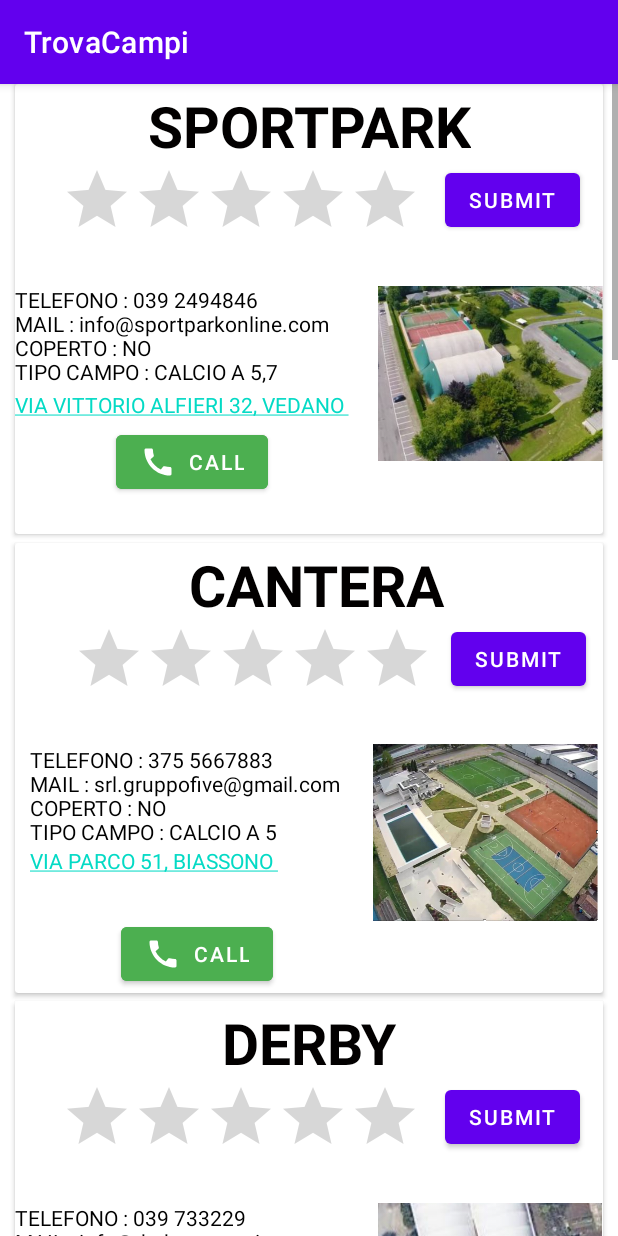
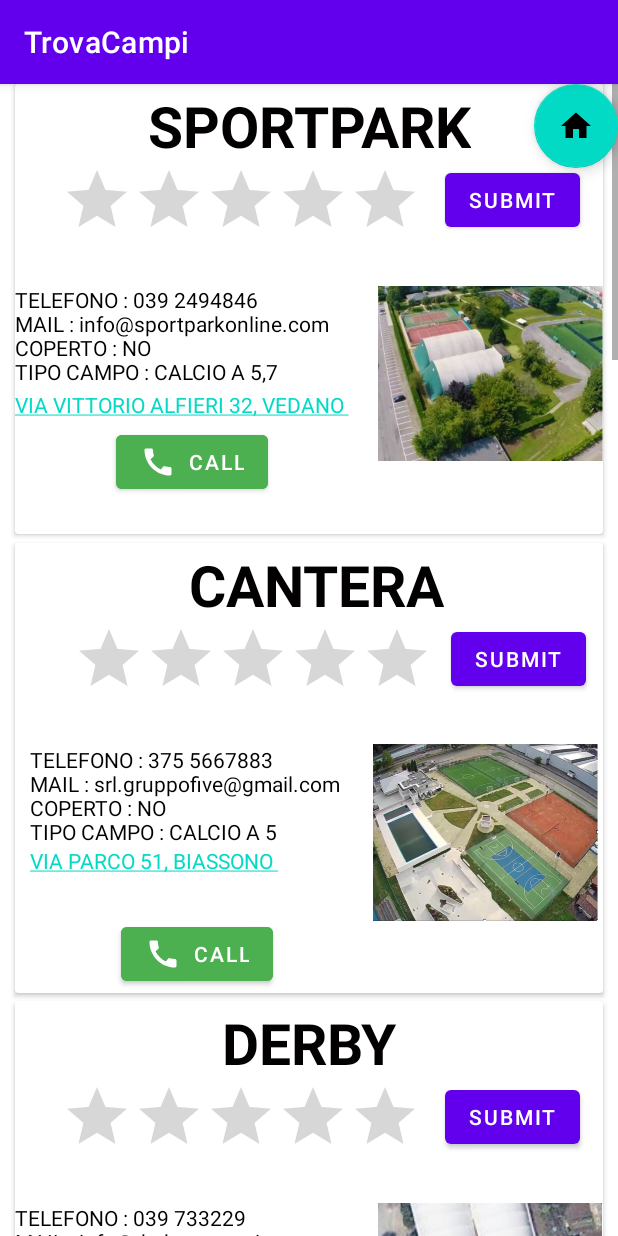
Before and after one commit to tsankaris/TrovaCampi, an Android app: the Calcio_activity screen opened directly, with no data from a screen before it, on a phone screen of 412 x 824 dp. Run offline under Robolectric (Android 15) with nearby library versions, the phone set to English and light mode, and no system bars; our stand-ins replace Firebase (no records; nobody signed in at launch, a user with empty details on screens opened directly).

Commit message:
rating finale2.0

```diff
--- a/app/src/main/java/it/sal/disco/unimib/trovacampi/Calcio_activity.java
+++ b/app/src/main/java/it/sal/disco/unimib/trovacampi/Calcio_activity.java
@@ -13,6 +13,7 @@ import android.widget.Toast;
 
 import androidx.appcompat.app.AppCompatActivity;
 
+import com.google.android.material.floatingactionbutton.FloatingActionButton;
 import com.google.firebase.auth.FirebaseAuth;
 import com.google.firebase.auth.FirebaseUser;
 import com.google.firebase.database.DatabaseReference;
@@ -25,7 +26,7 @@ import java.util.List;
 public class Calcio_activity extends AppCompatActivity {
 
 
-
+FloatingActionButton button4 ;
     List<Double> Rating = new ArrayList<>();
     @Override
     protected void onCreate(Bundle savedInstanceState) {
@@ -33,7 +34,13 @@ public class Calcio_activity extends AppCompatActivity {
         setContentView(R.layout.activity_calcio);
 
 
-
+        button4 = findViewById(R.id.home);
+        button4.setOnClickListener(new View.OnClickListener() {
+            @Override
+            public void onClick(View v) {
+                startActivity(new Intent(getApplicationContext(), login.class));
+            }
+        });
          RatingBar ratingbar1 = (RatingBar) findViewById(R.id.ratingBar1);
          Button buttonSubmit = (Button) findViewById(R.id.buttonSP1);
 
--- /dev/null
+++ b/app/src/main/res/drawable/ic_baseline_home_24.xml
@@ -0,0 +1,10 @@
+<vector xmlns:android="http://schemas.android.com/apk/res/android"
+    android:width="24dp"
+    android:height="24dp"
+    android:viewportWidth="24"
+    android:viewportHeight="24"
+    android:tint="?attr/colorControlNormal">
+  <path
+      android:fillColor="@android:color/white"
+      android:pathData="M10,20v-6h4v6h5v-8h3L12,3 2,12h3v8z"/>
+</vector>
--- a/app/src/main/res/layout/activity_calcio.xml
+++ b/app/src/main/res/layout/activity_calcio.xml
@@ -6,6 +6,15 @@
     android:layout_height="match_parent"
     android:textAlignment="textStart"
     tools:context=".Calcio_activity">
+
+    <com.google.android.material.floatingactionbutton.FloatingActionButton
+        android:id="@+id/home"
+        android:layout_width="wrap_content"
+        android:layout_height="wrap_content"
+        android:clickable="true"
+        app:layout_constraintEnd_toEndOf="parent"
+        app:layout_constraintTop_toTopOf="parent"
+        app:srcCompat="@drawable/ic_baseline_home_24" />
 
     <ScrollView
         android:id="@+id/scrollView2"
```
